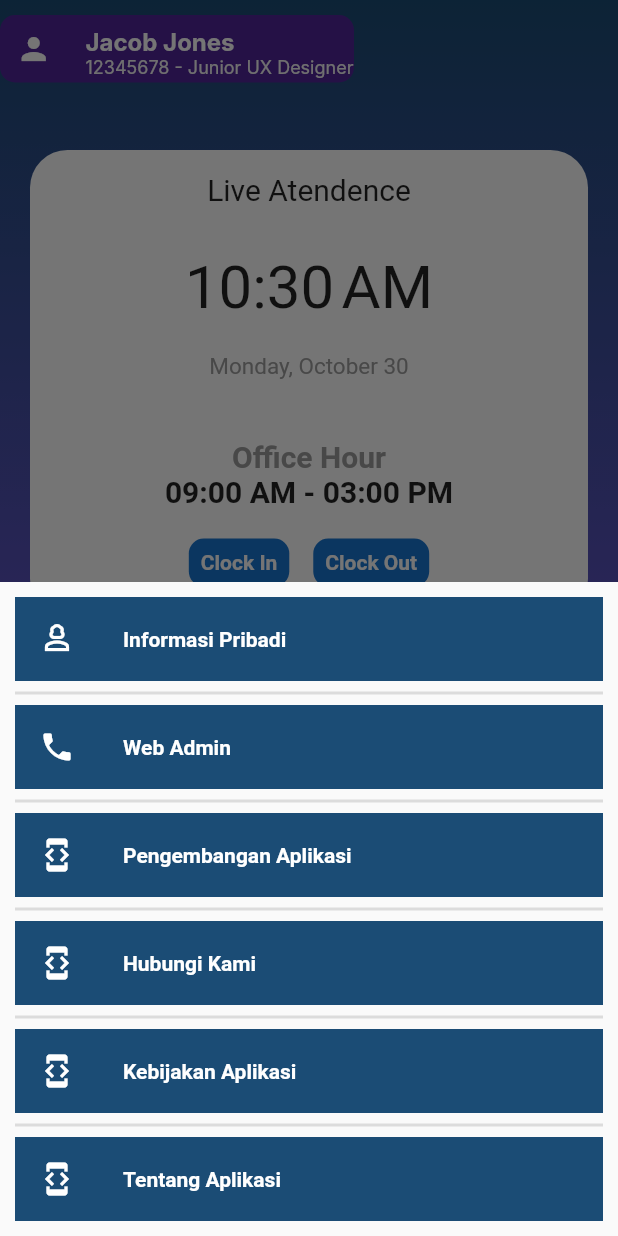
After one commit to krisnagianaputra/Garuda-HRM-Absensi, a Flutter app: the screen it shows after launch, item 3 of the bottom bar chosen, on a phone screen of 412 x 824 dp. The commit adds this screen. Run offline on Flutter 3.47's test engine with Material 2 defaults, Android fonts, the phone set to English and light mode, and no system bars; Roboto replaces fonts that are missing (Inter).

Commit message:
Fixing Button Bottom Bar

```diff
--- a/lib/components/buttom_bar.dart
+++ b/lib/components/buttom_bar.dart
@@ -0,0 +1,68 @@
+import 'package:attandence_app/pages/detail.dart';
+import 'package:attandence_app/pages/home_page.dart';
+import 'package:attandence_app/pages/menu.dart';
+import 'package:flutter/material.dart';
+
+class ButtonNavigation extends StatefulWidget {
+  const ButtonNavigation({Key? key}) : super(key: key);
+
+  @override
+  _ButtonNavigationState createState() => _ButtonNavigationState();
+}
+
+class _ButtonNavigationState extends State<ButtonNavigation> {
+  int _selectedIndex = 1;
+
+  void _navigateButtomBar(int index) {
+    setState(
+      () {
+        _selectedIndex = index;
+        if (_selectedIndex == 2) {
+          showModalBottomSheet(
+            context: context,
+            builder: (BuildContext context) {
+              return Menu(); // MenuContent is the content of your ModalBottomSheet
+            },
+          );
+        } else {
+          // Navigate to the selected page
+          _selectedIndex = index;
+        }
+      },
+    );
+  }
+
+  final List<Widget> _pages = [
+    const Detail(),
+    Dashboard(),
+    Dashboard()
+  ];
+
+  @override
+  Widget build(BuildContext context) {
+    return Scaffold(
+      body: _pages[_selectedIndex],
+      bottomNavigationBar: BottomNavigationBar(
+        selectedItemColor: const Color.fromARGB(225, 13, 99, 176),
+        unselectedItemColor: Colors.black,
+        type: BottomNavigationBarType.fixed,
+        currentIndex: _selectedIndex,
+        onTap: _navigateButtomBar,
+        items: const [
+          BottomNavigationBarItem(
+            icon: Icon(Icons.details_outlined),
+            label: 'Detail',
+          ),
+          BottomNavigationBarItem(
+            icon: Icon(Icons.home_outlined),
+            label: 'Home',
+          ),
+          BottomNavigationBarItem(
+            icon: Icon(Icons.menu),
+            label: 'Menu',
+          ),
+        ],
+      ),
+    );
+  }
+}
--- a/lib/login.dart
+++ b/lib/login.dart
@@ -1,5 +1,4 @@
 import 'package:attandence_app/pages/home_page.dart';
-import 'package:attandence_app/pages/maps.dart';
 import 'package:flutter/material.dart';
 
 class HomeHiFi extends StatelessWidget {
--- a/lib/main.dart
+++ b/lib/main.dart
@@ -1,8 +1,4 @@
-import 'package:attandence_app/login.dart';
-import 'package:attandence_app/pages/home_page.dart';
-// import 'package:attandence_app/pages/profile_detail.dart';
-
-// import 'package:attandence_app/components/buttom_bar.dart';
+import 'package:attandence_app/components/buttom_bar.dart';
 import 'package:flutter/material.dart';
 
 void main() {
@@ -22,7 +18,8 @@ class MyApp extends StatelessWidget {
       //   '/clock-out': (context) => const ClockOut(), // Jika ada halaman ClockOut juga
       // },
       // home: Dashboard()
-      home: HomeHiFi()
+      // home: HomeHiFi()
+      home: ButtonNavigation()
       // home: ProfileDetail()
       // home: MyBottomNavigationBar()
 
--- a/lib/pages/detail.dart
+++ b/lib/pages/detail.dart
@@ -1,4 +1,3 @@
-import 'package:attandence_app/navigation_bottom.dart';
 import 'package:flutter/material.dart';
 
 class Detail extends StatelessWidget {
@@ -83,7 +82,6 @@ class Detail extends StatelessWidget {
             ),
           ),
         ),
-        bottomNavigationBar: navigationBottom()
       ),
     );
   }
--- a/lib/pages/home_page.dart
+++ b/lib/pages/home_page.dart
@@ -1,7 +1,6 @@
 import 'package:attandence_app/components/live_attendence.dart';
 import 'package:attandence_app/components/history_attendence.dart';
 import 'package:attandence_app/components/profile_bar.dart';
-import 'package:attandence_app/navigation_bottom.dart';
 import 'package:flutter/material.dart';
 
 class Dashboard extends StatefulWidget {
@@ -48,7 +47,6 @@ class _DashboardState extends State<Dashboard> {
           ),
         ),
       ),
-      bottomNavigationBar: navigationBottom()
     );
   }
 }
--- /dev/null
+++ b/lib/pages/menu.dart
@@ -0,0 +1,140 @@
+import 'package:attandence_app/pages/profile.dart';
+import 'package:flutter/material.dart';
+
+class Menu extends StatelessWidget {
+  const Menu({super.key});
+
+  @override
+  Widget build(BuildContext context) {
+    return Container(
+        // height: 1000,
+        child: Padding(
+          padding: const EdgeInsets.all(10),
+          child: Column(
+            mainAxisSize: MainAxisSize.min,
+            children: <Widget>[
+              ListTile(
+                tileColor: Color.fromARGB(255, 27, 76, 117),
+                leading: Icon(Icons.person_3_outlined),
+                iconColor: Colors.white,
+                title: Text('Informasi Pribadi'),
+                titleTextStyle:
+                    TextStyle(fontWeight: FontWeight.bold, color: Colors.white),
+                onTap: () {
+                  Navigator.pop(context); // Close the bottom sheet
+                  Navigator.push(
+                    context,
+                    MaterialPageRoute(
+                        builder: (context) =>
+                            Profile()), // Navigate to edit profile page
+                  );
+                },
+              ),
+              Divider(
+                thickness: 2,
+              ),
+
+              ListTile(
+                tileColor: Color.fromARGB(255, 27, 76, 117),
+                leading: Icon(Icons.phone),
+                iconColor: Colors.white,
+                title: Text('Web Admin'),
+                titleTextStyle:
+                    TextStyle(fontWeight: FontWeight.bold, color: Colors.white),
+                onTap: () {
+                  Navigator.pop(context); // Close the bottom sheet
+                  Navigator.push(
+                    context,
+                    MaterialPageRoute(
+                        builder: (context) =>
+                            Profile()), // Navigate to edit profile page
+                  );
+                },
+              ),
+              Divider(
+                thickness: 2,
+              ),
+              ListTile(
+                tileColor: Color.fromARGB(255, 27, 76, 117),
+                leading: Icon(Icons.developer_mode),
+                iconColor: Colors.white,
+                title: Text('Pengembangan Aplikasi'),
+                titleTextStyle:
+                    TextStyle(fontWeight: FontWeight.bold, color: Colors.white),
+                onTap: () {
+                  Navigator.pop(context); // Close the bottom sheet
+                  Navigator.push(
+                    context,
+                    MaterialPageRoute(
+                        builder: (context) =>
+                            Profile()), // Navigate to edit profile page
+                  );
+                },
+              ),
+              Divider(
+                thickness: 2,
+              ),
+              ListTile(
+                tileColor: Color.fromARGB(255, 27, 76, 117),
+                leading: Icon(Icons.developer_mode),
+                iconColor: Colors.white,
+                title: Text('Hubungi Kami'),
+                titleTextStyle:
+                    TextStyle(fontWeight: FontWeight.bold, color: Colors.white),
+                onTap: () {
+                  Navigator.pop(context); // Close the bottom sheet
+                  Navigator.push(
+                    context,
+                    MaterialPageRoute(
+                        builder: (context) =>
+                            Profile()), // Navigate to edit profile page
+                  );
+                },
+              ),
+              Divider(
+                thickness: 2,
+              ),
+              ListTile(
+                tileColor: Color.fromARGB(255, 27, 76, 117),
+                leading: Icon(Icons.developer_mode),
+                iconColor: Colors.white,
+                title: Text('Kebijakan Aplikasi'),
+                titleTextStyle:
+                    TextStyle(fontWeight: FontWeight.bold, color: Colors.white),
+                onTap: () {
+                  Navigator.pop(context); // Close the bottom sheet
+                  Navigator.push(
+                    context,
+                    MaterialPageRoute(
+                        builder: (context) =>
+                            Profile()), // Navigate to edit profile page
+                  );
+                },
+              ),
+              Divider(
+                thickness: 2,
+              ),
+              ListTile(
+                tileColor: Color.fromARGB(255, 27, 76, 117),
+                leading: Icon(Icons.developer_mode),
+                iconColor: Colors.white,
+                title: Text('Tentang Aplikasi'),
+                titleTextStyle:
+                    TextStyle(fontWeight: FontWeight.bold, color: Colors.white),
+                onTap: () {
+                  Navigator.pop(context); // Close the bottom sheet
+                  Navigator.push(
+                    context,
+                    MaterialPageRoute(
+                        builder: (context) =>
+                            Profile()), // Navigate to edit profile page
+                  );
+                },
+              ),
+              // Add more list items as needed
+            ],
+          ),
+        ),
+      );
+  }
+}
```
Also changed, not shown: lib/navigation_bottom.dart (deleted, +0 -166 lines), 2 other files.
